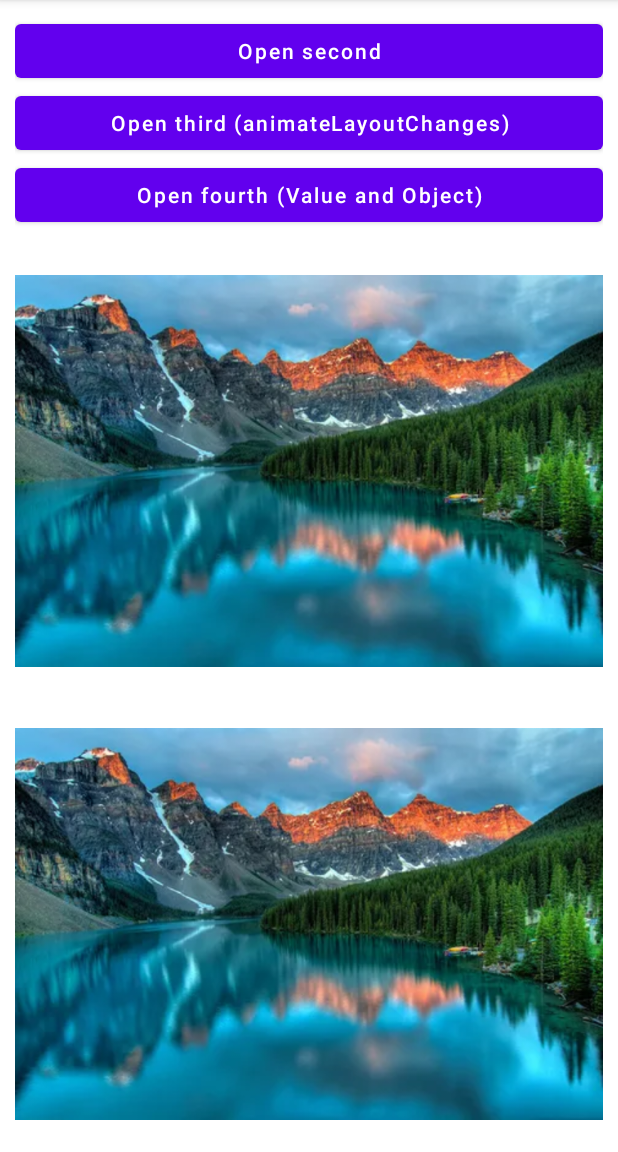
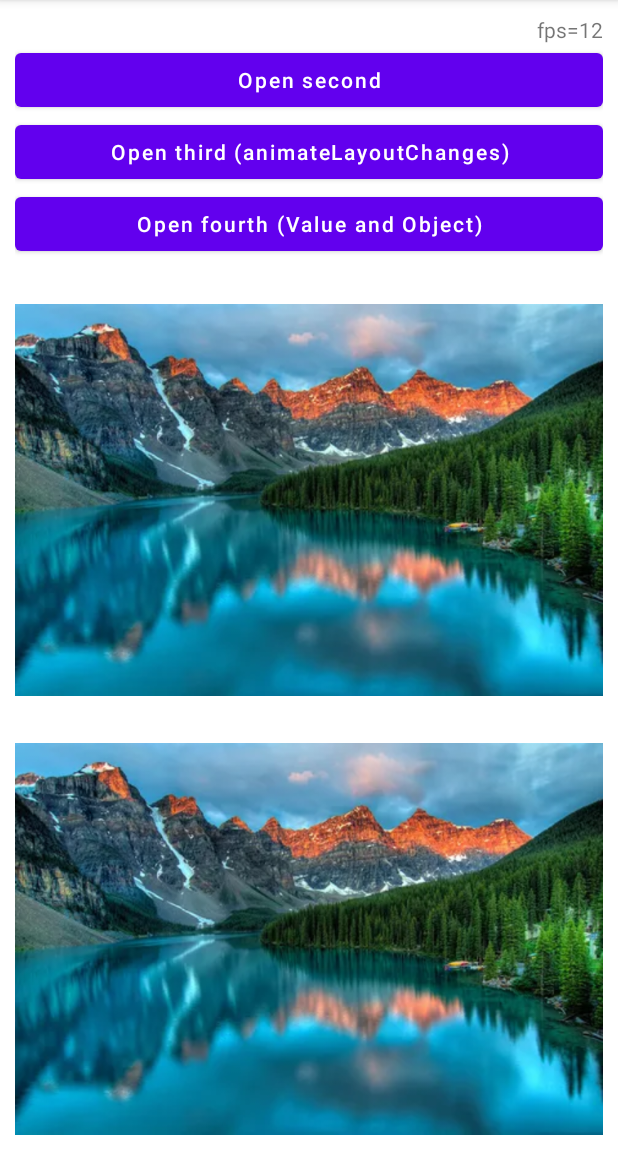
Before and after one commit to MikeKuzn52/TinyAndroidProjects, an Android app: the screen it shows after launch (MainActivity), on a phone screen of 412 x 824 dp, the part 84-1236 px from its top. Run offline under Robolectric (Android 15) with nearby library versions, the phone set to English and light mode, and no system bars.

Commit message:
add fps text

```diff
--- a/Animation/app/src/main/java/com/mikekuzn/animation/MainActivity.kt
+++ b/Animation/app/src/main/java/com/mikekuzn/animation/MainActivity.kt
@@ -2,29 +2,48 @@ package com.mikekuzn.animation
 
 import android.content.Intent
 import android.os.Bundle
+import android.view.Choreographer
 import android.view.View
 import android.view.animation.Animation
 import android.view.animation.AnimationUtils
 import android.widget.ImageView
+import android.widget.TextView
 import android.widget.Toast
 import androidx.appcompat.app.AppCompatActivity
+import kotlin.math.roundToInt
 
 
 class MainActivity : AppCompatActivity() {
 
+    private lateinit var fpsTxt: TextView
     private lateinit var bigIcon: ImageView
     private var smallIcon: ImageView? = null
     private var count:Int = 0
-
+    private var fps:Int = 0
 
     override fun onCreate(savedInstanceState: Bundle?) {
         super.onCreate(savedInstanceState)
         setContentView(R.layout.activity_main)
-       bigIcon = findViewById(R.id.bigIcon)
+        bigIcon = findViewById(R.id.bigIcon)
         smallIcon = findViewById(R.id.smallIcon)
+        fpsTxt = findViewById(R.id.fps)
 
         val animRotateIn_icon: Animation = AnimationUtils.loadAnimation(this, R.anim.rotate)
         smallIcon?.startAnimation(animRotateIn_icon);
+
+        Choreographer.getInstance().postFrameCallback(object : Choreographer.FrameCallback {
+            private var lastFrameTime: Long = 0
+            override fun doFrame(frameTimeNanos: Long) {
+                val frameLength = frameTimeNanos - lastFrameTime
+                val fps_ = (600000000.0 / frameLength).roundToInt()
+                if (fps != fps_) {
+                    fps = fps_
+                    fpsTxt.text = "fps=$fps"
+                }
+                lastFrameTime = frameTimeNanos
+                Choreographer.getInstance().postFrameCallback(this)
+            }
+        })
     }
 
     override fun onResume() {
--- a/Animation/app/src/main/res/layout/activity_main.xml
+++ b/Animation/app/src/main/res/layout/activity_main.xml
@@ -11,6 +11,12 @@
     android:paddingRight="@dimen/activity_horizontal_margin"
     android:paddingTop="@dimen/activity_vertical_margin"
     tools:context=".MainActivity">
+
+    <TextView
+        android:id="@+id/fps"
+        android:layout_width="wrap_content"
+        android:layout_height="wrap_content"
+        android:layout_gravity="end"/>
 
     <Button
         android:layout_width="match_parent"
```
